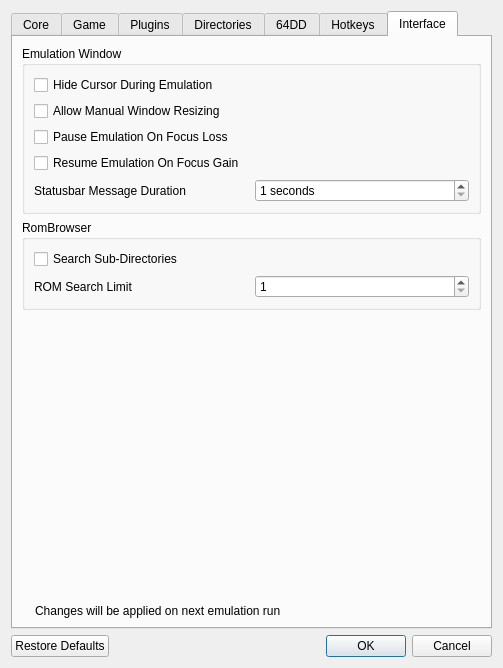
Old version of the form Source/RMG/UserInterface/Dialog/SettingsDialog.ui in the repository Rosalie241/RMG.
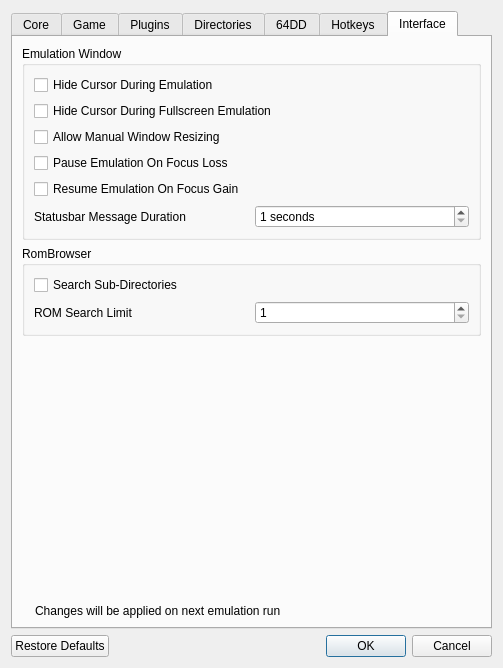
New version of the form. The open tabs and pages were chosen to show the change. Icons and pictures are not drawn. Custom widgets are drawn as their Qt base class.

Commit message: RMG: add 'Hide Cursor During Fullscreen Emulation' option

```diff
--- a/Source/RMG/UserInterface/Dialog/SettingsDialog.ui
+++ b/Source/RMG/UserInterface/Dialog/SettingsDialog.ui
@@ -1737,6 +1737,13 @@
                 </property>
                </widget>
               </item>
+              <item>
+               <widget class="QCheckBox" name="hideCursorFullscreenCheckBox">
+                <property name="text">
+                 <string>Hide Cursor During Fullscreen Emulation</string>
+                </property>
+               </widget>
+              </item>
               <item>
                <widget class="QCheckBox" name="manualResizingCheckBox">
                 <property name="text">
```
The commit also changes 3 other files.
